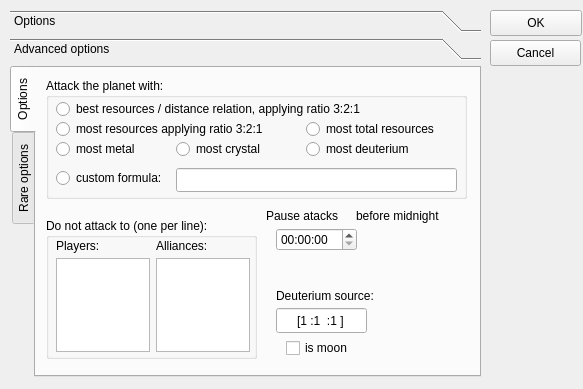
kovan/kovans-ogbot, file ogbot/src/ui/Options.ui: the form before one commit.
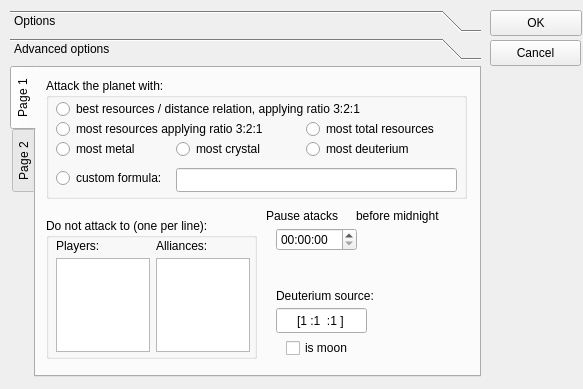
The form after the commit. Icons and pictures are not drawn.

Patch:
```diff
--- a/ogbot/src/ui/Options.ui
+++ b/ogbot/src/ui/Options.ui
@@ -489,7 +489,7 @@
      </property>
      <widget class="QWidget" name="tab" >
       <attribute name="title" >
-       <string>Options</string>
+       <string>Page 1</string>
       </attribute>
       <widget class="QGroupBox" name="groupBox_3" >
        <property name="geometry" >
@@ -760,7 +760,7 @@
      </widget>
      <widget class="QWidget" name="tab_2" >
       <attribute name="title" >
-       <string>Rare options</string>
+       <string>Page 2</string>
       </attribute>
       <widget class="QSpinBox" name="systemsPerGalaxySpinBox" >
        <property name="geometry" >
```
